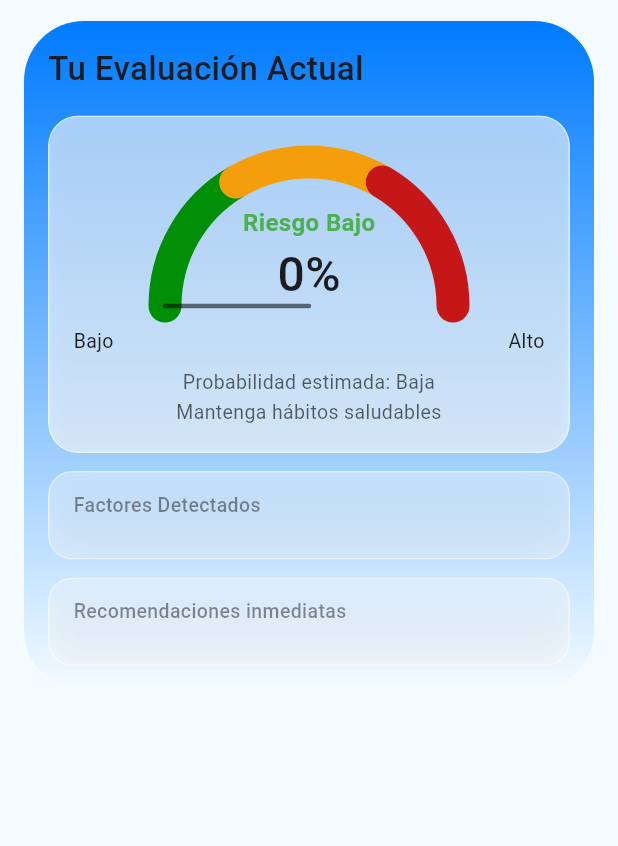
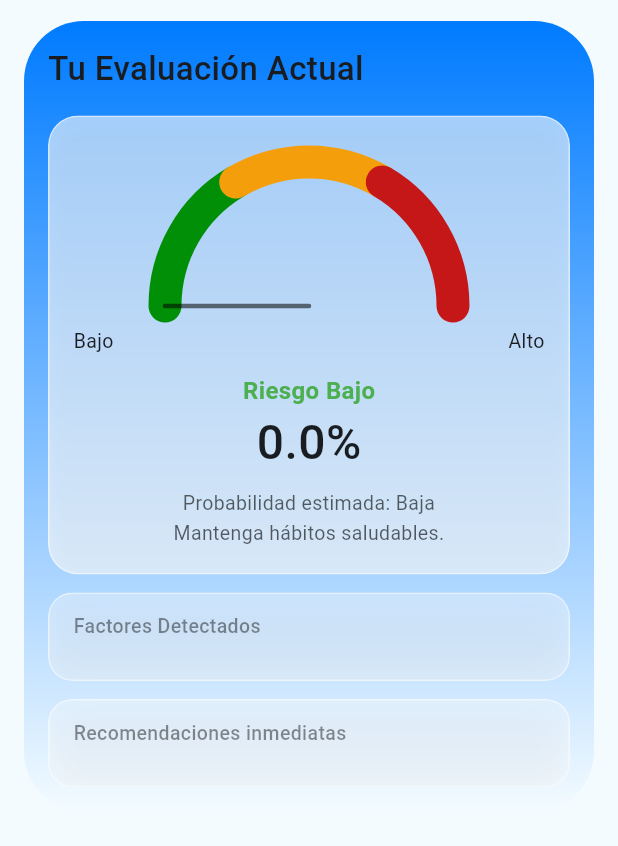
Before and after one commit to oswaldoaroman/Altea, a Flutter app: the ResultadoScreen screen opened directly with empty values, on a phone screen of 412 x 824 dp, the part 63-909 px from its top. Run offline on Flutter 3.47's test engine with Material 3 defaults, Android fonts, the phone set to English and light mode, and no system bars; our stand-ins replace flutter_svg.

Commit message:
Resuelvi bug de la pantalla resultados
Ahora la pantalla resultado cambia el texto de riesgo alto, bajo y medio, a su vez el indicador se mueve como se espera

```diff
--- /dev/null
+++ b/lib/features/resultado/models/resultado_model.dart
@@ -0,0 +1,17 @@
+import 'package:flutter/material.dart';
+
+class ResultadoModel {
+  final double riesgo;
+  final double porcentajeNormalizado;
+  final String label;
+  final Color color;
+  final String descripcion;
+
+  const ResultadoModel({
+    required this.riesgo,
+    required this.porcentajeNormalizado,
+    required this.label,
+    required this.color,
+    required this.descripcion,
+  });
+}
--- a/lib/features/resultado/screens/screen_resultado.dart
+++ b/lib/features/resultado/screens/screen_resultado.dart
@@ -1,12 +1,13 @@
+import 'package:altea/features/resultado/models/resultado_model.dart';
 import 'package:flutter/material.dart';
-
 import '../../../core/theme/colors.dart';
-
 import '../widgets/resultado_card.dart';
 import '../widgets/info_cards.dart';
+import 'package:altea/features/resultado/service/resultado_service.dart';
 
 class ResultadoScreen extends StatelessWidget {
   final double riesgo;
+  ResultadoModel get resultado => ResultadoService.interpretarRiesgo(riesgo);
 
   final List<InfoItem> factores;
 
@@ -69,7 +70,13 @@ class ResultadoScreen extends StatelessWidget {
 
               const SizedBox(height: 16),
 
-              ResultadoCard(riesgo: riesgo),
+              ResultadoCard(
+                riesgo: resultado.riesgo,
+                porcentajeNormalizado: resultado.porcentajeNormalizado,
+                label: resultado.label,
+                labelColor: resultado.color,
+                descripcion: resultado.descripcion,
+              ),
 
               const SizedBox(height: 12),
 
--- /dev/null
+++ b/lib/features/resultado/service/resultado_service.dart
@@ -0,0 +1,38 @@
+import 'package:flutter/material.dart';
+import '../models/resultado_model.dart';
+
+class ResultadoService {
+  static ResultadoModel interpretarRiesgo(double riesgo) {
+    final porcentajeNormalizado =
+        ((riesgo / 100).clamp(0.0, 1.0) * 100).truncateToDouble() / 100;
+
+    if (riesgo >= 70) {
+      return ResultadoModel(
+        riesgo: riesgo,
+        porcentajeNormalizado: porcentajeNormalizado,
+        label: 'Riesgo Alto',
+        color: const Color(0xFFC51717),
+        descripcion:
+            'Probabilidad estimada: Alta\nSe recomienda atención médica.',
+      );
+    }
+
+    if (riesgo >= 40) {
+      return ResultadoModel(
+        riesgo: riesgo,
+        porcentajeNormalizado: porcentajeNormalizado,
+        label: 'Riesgo Medio',
+        color: Colors.orange,
+        descripcion: 'Probabilidad estimada: Media\nSe recomienda monitoreo.',
+      );
+    }
+
+    return ResultadoModel(
+      riesgo: riesgo,
+      porcentajeNormalizado: porcentajeNormalizado,
+      label: 'Riesgo Bajo',
+      color: Colors.green,
+      descripcion: 'Probabilidad estimada: Baja\nMantenga hábitos saludables.',
+    );
+  }
+}
--- a/lib/features/resultado/widgets/resultado_card.dart
+++ b/lib/features/resultado/widgets/resultado_card.dart
@@ -3,37 +3,23 @@ import 'package:flutter/material.dart';
 import 'riesgo_gauge.dart';
 
 class ResultadoCard extends StatelessWidget {
+  final double porcentajeNormalizado;
   final double riesgo;
+  final String label;
+  final Color labelColor;
+  final String descripcion;
 
-  const ResultadoCard({super.key, required this.riesgo});
+  const ResultadoCard({
+    super.key,
+    required this.porcentajeNormalizado,
+    required this.riesgo,
+    required this.label,
+    required this.labelColor,
+    required this.descripcion,
+  });
 
   @override
   Widget build(BuildContext context) {
-    String label;
-    Color labelColor;
-    String descripcion;
-
-    final double riesgoNormalizado = (riesgo / 100).clamp(0.0, 1.0);
-
-    final double truncado = (riesgoNormalizado * 100).truncateToDouble() / 100;
-
-    print('Riesgo normalizado: $riesgoNormalizado, truncado: $truncado');
-
-    if (riesgo >= 0.7) {
-      label = 'Riesgo Alto';
-      labelColor = const Color(0xFFC51717);
-      descripcion =
-          'Probabilidad estimada: Alta\nSe recomienda atención médica';
-    } else if (riesgo >= 0.4) {
-      label = 'Riesgo Medio';
-      labelColor = Colors.orange;
-      descripcion = 'Probabilidad estimada: Media\nSe recomienda monitoreo';
-    } else {
-      label = 'Riesgo Bajo';
-      labelColor = Colors.green;
-      descripcion = 'Probabilidad estimada: Baja\nMantenga hábitos saludables';
-    }
-
     return ClipRRect(
       borderRadius: BorderRadius.circular(20),
       child: BackdropFilter(
@@ -54,12 +40,29 @@ class ResultadoCard extends StatelessWidget {
           ),
           child: Column(
             children: [
-              RiesgoGauge(
-                percent: truncado,
-                label: label,
-                labelColor: labelColor,
+              RiesgoGauge(percent: porcentajeNormalizado),
+
+              const SizedBox(height: 12),
+
+              Text(
+                label,
+                style: TextStyle(
+                  fontSize: 16,
+                  fontWeight: FontWeight.w600,
+                  color: labelColor,
+                ),
               ),
+
+              Text(
+                '${riesgo.toStringAsFixed(1)}%',
+                style: const TextStyle(
+                  fontSize: 32,
+                  fontWeight: FontWeight.w500,
+                ),
+              ),
+
               const SizedBox(height: 8),
+
               Opacity(
                 opacity: 0.7,
                 child: Text(
--- a/lib/features/resultado/widgets/riesgo_gauge.dart
+++ b/lib/features/resultado/widgets/riesgo_gauge.dart
@@ -2,16 +2,9 @@ import 'dart:math';
 import 'package:flutter/material.dart';
 
 class RiesgoGauge extends StatelessWidget {
-  final double percent; // 0.0 a 1.0
-  final String label;   // "Riesgo Alto"
-  final Color labelColor;
+  final double percent; // Valor entre 0.0 y 1.0
 
-  const RiesgoGauge({
-    super.key,
-    required this.percent,
-    required this.label,
-    required this.labelColor,
-  });
+  const RiesgoGauge({super.key, required this.percent});
 
   @override
   Widget build(BuildContext context) {
@@ -20,28 +13,7 @@ class RiesgoGauge extends StatelessWidget {
         SizedBox(
           width: 220,
           height: 120,
-          child: CustomPaint(
-            painter: _GaugePainter(percent: percent),
-            child: Align(
-              alignment: Alignment.bottomCenter,
-              child: Padding(
-                padding: const EdgeInsets.only(bottom: 8),
-                child: Column(
-                  mainAxisSize: MainAxisSize.min,
-                  children: [
-                    Text(label,
-                        style: TextStyle(
-                            fontSize: 16,
-                            fontWeight: FontWeight.w600,
-                            color: labelColor)),
-                    Text('${(percent * 100).toInt()}%',
-                        style: const TextStyle(
-                            fontSize: 32, fontWeight: FontWeight.w500)),
-                  ],
-                ),
-              ),
-            ),
-          ),
+          child: CustomPaint(painter: _GaugePainter(percent: percent)),
         ),
         const SizedBox(height: 4),
         const Row(
@@ -58,6 +30,7 @@ class RiesgoGauge extends StatelessWidget {
 
 class _GaugePainter extends CustomPainter {
   final double percent;
+
   const _GaugePainter({required this.percent});
 
   @override
@@ -65,37 +38,43 @@ class _GaugePainter extends CustomPainter {
     final cx = size.width / 2;
     final cy = size.height - 10;
     final r = size.width / 2 - 14;
-    final stroke = 22.0;
+    const stroke = 22.0;
 
     final rect = Rect.fromCircle(center: Offset(cx, cy), radius: r);
+
     final paint = Paint()
       ..style = PaintingStyle.stroke
       ..strokeWidth = stroke
       ..strokeCap = StrokeCap.round;
 
-    // Verde (bajo)
+    // Zona verde
     paint.color = const Color(0xFF008F06);
     canvas.drawArc(rect, pi, pi * 0.33, false, paint);
 
-    // Amarillo (medio)
+    // Zona amarilla
     paint.color = const Color(0xFFF59E0B);
     canvas.drawArc(rect, pi + pi * 0.33, pi * 0.34, false, paint);
 
-    // Rojo (alto)
+    // Zona roja
     paint.color = const Color(0xFFC51717);
     canvas.drawArc(rect, pi + pi * 0.67, pi * 0.33, false, paint);
 
     // Aguja
-    final angle = pi + pi * percent;
-    final needleX = cx + (r) * cos(angle);
-    final needleY = cy + (r) * sin(angle);
+    final angle = pi + (pi * percent);
+
+    final needleX = cx + r * cos(angle);
+    final needleY = cy + r * sin(angle);
+
     paint
       ..color = Colors.black54
       ..strokeWidth = 3
       ..strokeCap = StrokeCap.round;
+
     canvas.drawLine(Offset(cx, cy), Offset(needleX, needleY), paint);
   }
 
   @override
-  bool shouldRepaint(_) => false;
+  bool shouldRepaint(covariant _GaugePainter oldDelegate) {
+    return oldDelegate.percent != percent;
+  }
 }
```
